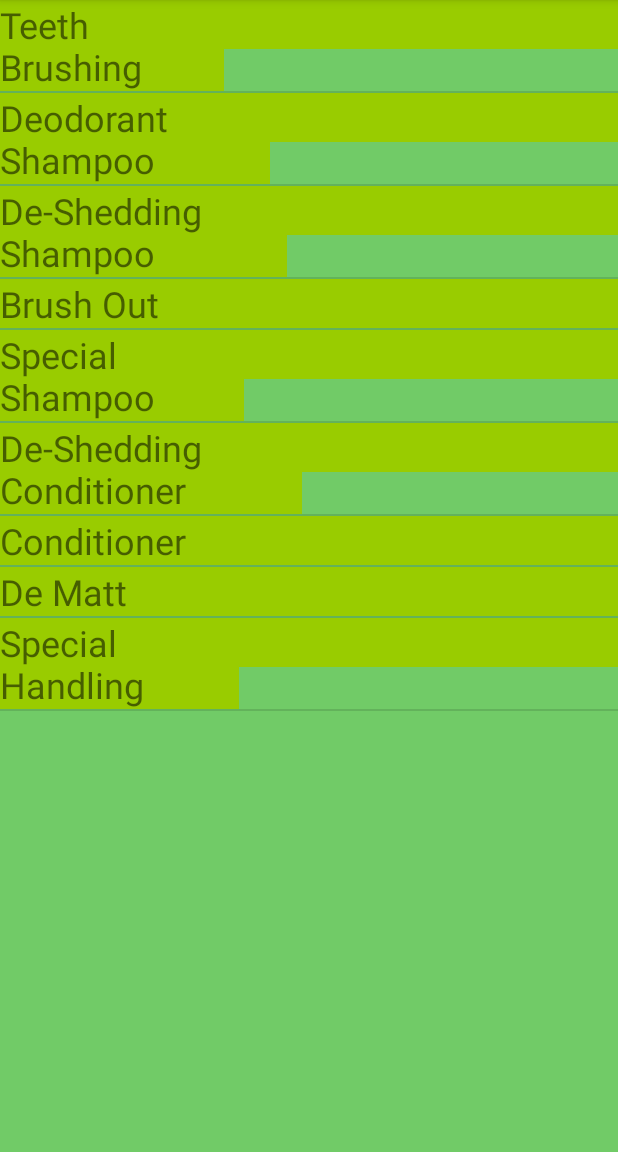
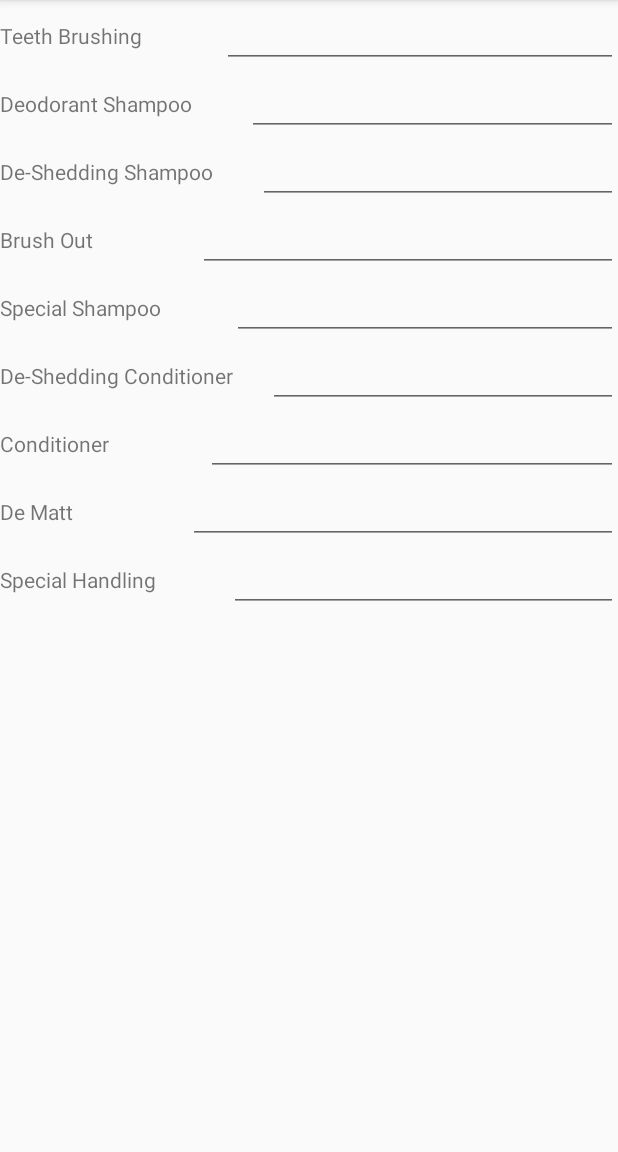
Before and after one commit to anto004/go-doggies, an Android app: the fragment GroomerServicesFragment placed in its activity, on a phone screen of 412 x 824 dp, the part 84-1236 px from its top. Run offline under Robolectric (Android 15) with nearby library versions, the phone set to English and light mode, and no system bars; 7 statements that could not run were skipped.

Commit message:
Replaced adapter with RecyclerViewAdapter

```diff
--- a/app/src/main/java/app/go_doggies/com/go_doggies/EditTextAdapter.java
+++ b/app/src/main/java/app/go_doggies/com/go_doggies/EditTextAdapter.java
@@ -4,20 +4,20 @@ import android.content.ContentValues;
 import android.content.Context;
 import android.database.Cursor;
 import android.os.AsyncTask;
-import android.support.annotation.NonNull;
-import android.support.annotation.Nullable;
+import android.support.v7.widget.RecyclerView;
 import android.text.TextWatcher;
 import android.util.Log;
 import android.view.LayoutInflater;
 import android.view.View;
 import android.view.ViewGroup;
-import android.widget.ArrayAdapter;
 import android.widget.EditText;
 import android.widget.TextView;
 
 import java.util.HashMap;
+import java.util.List;
 import java.util.Map;
 
+import app.go_doggies.com.go_doggies.EditTextAdapter.MyViewHolder;
 import app.go_doggies.com.go_doggies.database.DoggieContract;
 import app.go_doggies.com.go_doggies.model.ServiceItem;
 
@@ -25,104 +25,55 @@ import app.go_doggies.com.go_doggies.model.ServiceItem;
  * Created by anto004 on 10/26/17.
  */
 
-public class EditTextAdapter extends ArrayAdapter<ServiceItem> {
-    public static final String LOG_TAG = "DoggieEditTextAdapter";
-    private LayoutInflater mInflater;
+public class EditTextAdapter extends RecyclerView.Adapter<MyViewHolder> {
+    private static final String LOG_TAG = "DoggieEditTextAdapter";
     private Context mContext;
-
-    EditTextAdapter(@NonNull Context context, int resource) {
-        super(context, resource);
-        mInflater = LayoutInflater.from(context);
-        mContext = context;
+    private List<ServiceItem> services;
+    public EditTextAdapter(Context context, List<ServiceItem> services) {
+        this.mContext = context;
+        this.services = services;
     }
 
-    @NonNull
     @Override
-    public View getView(int position, @Nullable View convertView, @NonNull ViewGroup parent) {
-        View view = convertView;
-        if(view == null){
-            view = mInflater.inflate(R.layout.groomer_services_list_item,
-                    parent, false);
-            ViewHolder viewHolder = new ViewHolder(view);
-            //Saving data in the view itself
-            view.setTag(viewHolder);
-        }
+    public MyViewHolder onCreateViewHolder(ViewGroup parent, int viewType) {
+        View view = LayoutInflater.from(mContext).inflate(R.layout.services_list_item, parent, false);
 
-        ViewHolder viewHolder = (ViewHolder) view.getTag();
-//        if(viewHolder.textWatcher != null){
-//            viewHolder.editText.removeTextChangedListener(viewHolder.textWatcher);
-//        }
+        return new MyViewHolder(view);
+    }
 
-        final ServiceItem item = getItem(position);
-        final String previousPrice = item.getPrice();
+    @Override
+    public void onBindViewHolder(MyViewHolder holder, int position) {
+        Log.v(LOG_TAG, "onBindViewHolder position: "+position);
+        ServiceItem item = services.get(position);
+        holder.textView.setText(item.getName());
+        holder.editText.setText(item.getPrice());
 
-//        viewHolder.textWatcher = new TextWatcher() {
-//            boolean ignore = false;
+//        holder.editText.setOnTouchListener(new View.OnTouchListener() {
 //            @Override
-//            public void beforeTextChanged(CharSequence charSequence, int i, int i1, int i2) {
-////                Log.v(LOG_TAG, "BeforeText Changed");
-//            }
-//
-//            @Override
-//            public void onTextChanged(CharSequence charSequence, int i, int i1, int i2) {
-////                Log.v(LOG_TAG, "OnText Changed");
-//            }
-//
-//            @Override
-//            public void afterTextChanged(Editable editable) {
-//                if(ignore)
-//                    return;
-//                ignore = true;
-//                item.setPrice(editable.toString());
-////                Log.v(LOG_TAG, "AfterText Changed: previous price: "+ previousPrice + " new price: "+item.getPrice());
-//                ignore = false;
-////                Log.v(LOG_TAG, "AfterText Changed: previous price: "+ previousPrice + " new price: "+price[0]);
-//            }
-//        };
-//        viewHolder.editText.addTextChangedListener(viewHolder.textWatcher);
-        viewHolder.textView.setText(item.getName());
-        viewHolder.editText.setText(item.getPrice());
-        Log.v(LOG_TAG, " price: "+item.getPrice());
-
-        //The loader from GroomerServicesFragment Activity will monitor changes to the Table
-        viewHolder.editText.setOnFocusChangeListener(new View.OnFocusChangeListener() {
-            @Override
-            public void onFocusChange(View view, boolean hasFocus) {
-                if(!hasFocus) {
-                    if(!item.getPrice().equals(previousPrice)) {
-                        Log.v(LOG_TAG, "new price:"+item.getPrice()+" previous price:"+previousPrice);
-//                        UpdatePrice updatePrice = new UpdatePrice();
-//                        updatePrice.execute(item);
-                    }
-                }
-            }
-        });
-//        String newPrice = viewHolder.editText.getText().toString();
-//        Log.v(LOG_TAG, "New Price: "+newPrice);
-
-//        viewHolder.editText.setOnEditorActionListener(new EditText.OnEditorActionListener() {
-//            @Override
-//            public boolean onEditorAction(TextView textView, int actionId, KeyEvent keyEvent) {
-//                if(actionId == keyEvent.ACTION_UP){
-//                    Log.v(LOG_TAG, "action up");
-//                }
-//
+//            public boolean onTouch(View view, MotionEvent motionEvent) {
+//                EditText editText = (EditText) view.findViewById(R.id.services_item_editText);
+//                Toast.makeText(mContext, editText.getText(), Toast.LENGTH_SHORT).show();
 //                return false;
 //            }
 //        });
+    }
 
-        return view;
+    @Override
+    public int getItemCount() {
+        return services.size();
     }
 
 
-    private static class ViewHolder{
+    public static class MyViewHolder extends RecyclerView.ViewHolder {
         private TextView textView;
         private EditText editText;
         private TextWatcher textWatcher;
 
-        ViewHolder(View view){
-            textView = (TextView) view.findViewById(R.id.groomer_services_item_textView);
-            editText = (EditText) view.findViewById(R.id.groomer_services_item_editTextView);
+
+        public MyViewHolder(View view) {
+            super(view);
+            textView = (TextView) view.findViewById(R.id.services_item_textView);
+            editText = (EditText) view.findViewById(R.id.services_item_editText);
         }
     }
 
--- a/app/src/main/java/app/go_doggies/com/go_doggies/GroomerServicesFragment.java
+++ b/app/src/main/java/app/go_doggies/com/go_doggies/GroomerServicesFragment.java
@@ -8,12 +8,14 @@ import android.content.Loader;
 import android.database.Cursor;
 import android.os.Bundle;
 import android.support.annotation.Nullable;
+import android.support.v7.widget.LinearLayoutManager;
+import android.support.v7.widget.RecyclerView;
 import android.util.Log;
 import android.view.LayoutInflater;
 import android.view.View;
 import android.view.ViewGroup;
-import android.widget.ListView;
 
+import java.util.ArrayList;
 import java.util.List;
 
 import app.go_doggies.com.go_doggies.database.DoggieContract;
@@ -39,7 +41,7 @@ public class GroomerServicesFragment extends Fragment
     public View onCreateView(LayoutInflater inflater, ViewGroup container,
                              Bundle savedInstanceState) {
         // Inflate the layout for this fragment
-        View rootView =  inflater.inflate(R.layout.groomer_services, container, false);
+        View rootView =  inflater.inflate(R.layout.services, container, false);
 
 //        List<String> servicesList = new ArrayList<>();
 //
@@ -50,11 +52,14 @@ public class GroomerServicesFragment extends Fragment
 //                servicesList
 //        );
 
-        mGroomerServicesAdapter = new EditTextAdapter(getContext(), R.layout.groomer_services_list_item);
+        mGroomerServicesAdapter = new EditTextAdapter(getActivity(), new ArrayList<ServiceItem>());
 
-        ListView listView = (ListView)rootView.findViewById(R.id.groomer_services_listView);
+        RecyclerView recyclerView = (RecyclerView)rootView.findViewById(R.id.services_recycler);
         //ListView set to Adapter, next inflate the layout of the TextView, next bind the TextView
-        listView.setAdapter(mGroomerServicesAdapter);
+        recyclerView.setAdapter(mGroomerServicesAdapter);
+        recyclerView.setLayoutManager(new LinearLayoutManager(getActivity()));
+
+
 
         return rootView;
     }
@@ -96,14 +101,16 @@ public class GroomerServicesFragment extends Fragment
         List<ServiceItem> services = Utility.convertCursorToUXFormat(cursor);
 
         if(services != null) {
-            mGroomerServicesAdapter.addAll(services);
+            mGroomerServicesAdapter = new EditTextAdapter(getActivity(), services);
+            RecyclerView recyclerView = getActivity().findViewById(R.id.services_recycler);
+            recyclerView.setAdapter(mGroomerServicesAdapter);
         }
 
     }
 
     @Override
     public void onLoaderReset(Loader<Cursor> loader) {
-        mGroomerServicesAdapter.clear();
+        mGroomerServicesAdapter = new EditTextAdapter(getActivity(), new ArrayList<ServiceItem>());
     }
 
 }
--- /dev/null
+++ b/app/src/main/res/layout/services.xml
@@ -0,0 +1,14 @@
+<?xml version="1.0" encoding="utf-8"?>
+<LinearLayout xmlns:android="http://schemas.android.com/apk/res/android"
+    android:orientation="vertical"
+    android:layout_width="match_parent"
+    android:layout_height="match_parent">
+
+    <android.support.v7.widget.RecyclerView
+        android:id="@+id/services_recycler"
+        android:layout_width="match_parent"
+        android:layout_height="wrap_content"
+        android:layout_weight="1">
+    </android.support.v7.widget.RecyclerView>
+
+</LinearLayout>
--- /dev/null
+++ b/app/src/main/res/layout/services_list_item.xml
@@ -0,0 +1,23 @@
+<?xml version="1.0" encoding="utf-8"?>
+<LinearLayout xmlns:android="http://schemas.android.com/apk/res/android"
+    android:orientation="horizontal"
+    android:layout_width="match_parent"
+    android:layout_height="wrap_content">
+
+
+    <TextView
+        android:id="@+id/services_item_textView"
+        android:layout_width="wrap_content"
+        android:layout_height="wrap_content"
+        android:layout_weight="1"
+        android:text="TextView" />
+
+    <EditText
+        android:id="@+id/services_item_editText"
+        android:layout_width="wrap_content"
+        android:layout_height="wrap_content"
+        android:layout_weight="1"
+        android:ems="10"
+        android:inputType="text"
+        android:text="Name" />
+</LinearLayout>
```
